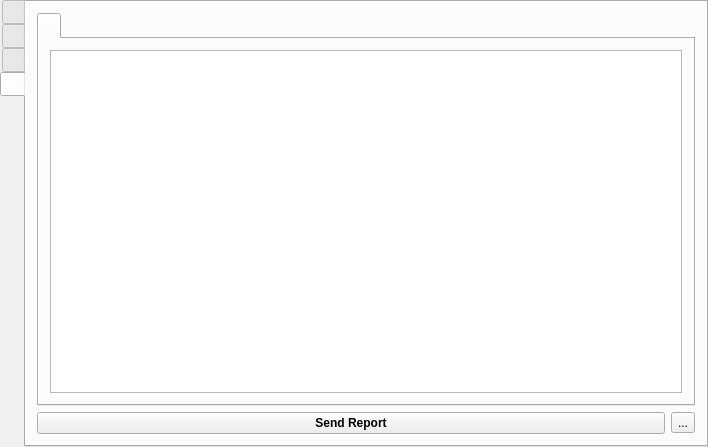
Above: src/mainwindow.ui from vkohaupt/vokoscreenNG before the change. Below: the same form after it.
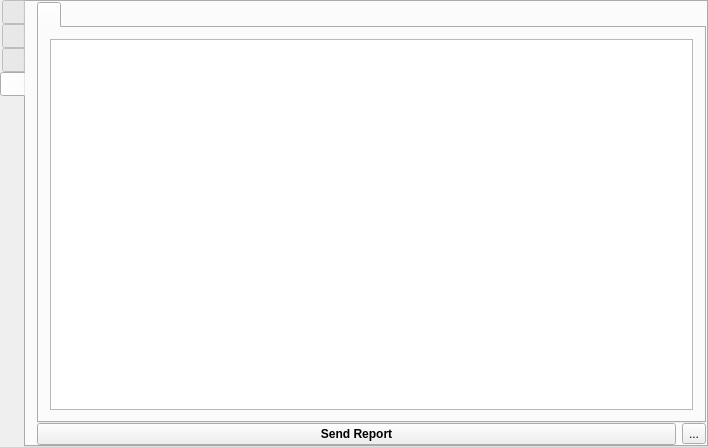
That is the form after the change. The open tabs and pages were chosen to show the change. Icons and pictures are not drawn.

Diff of the .ui file:
```diff
--- a/src/mainwindow.ui
+++ b/src/mainwindow.ui
@@ -2341,6 +2341,18 @@
         <string notr="true"/>
        </attribute>
        <layout class="QVBoxLayout" name="verticalLayout_25">
+        <property name="spacing">
+         <number>0</number>
+        </property>
+        <property name="topMargin">
+         <number>0</number>
+        </property>
+        <property name="rightMargin">
+         <number>0</number>
+        </property>
+        <property name="bottomMargin">
+         <number>0</number>
+        </property>
         <item>
          <widget class="QTabWidget" name="tabWidgetLog">
           <property name="iconSize">
```
